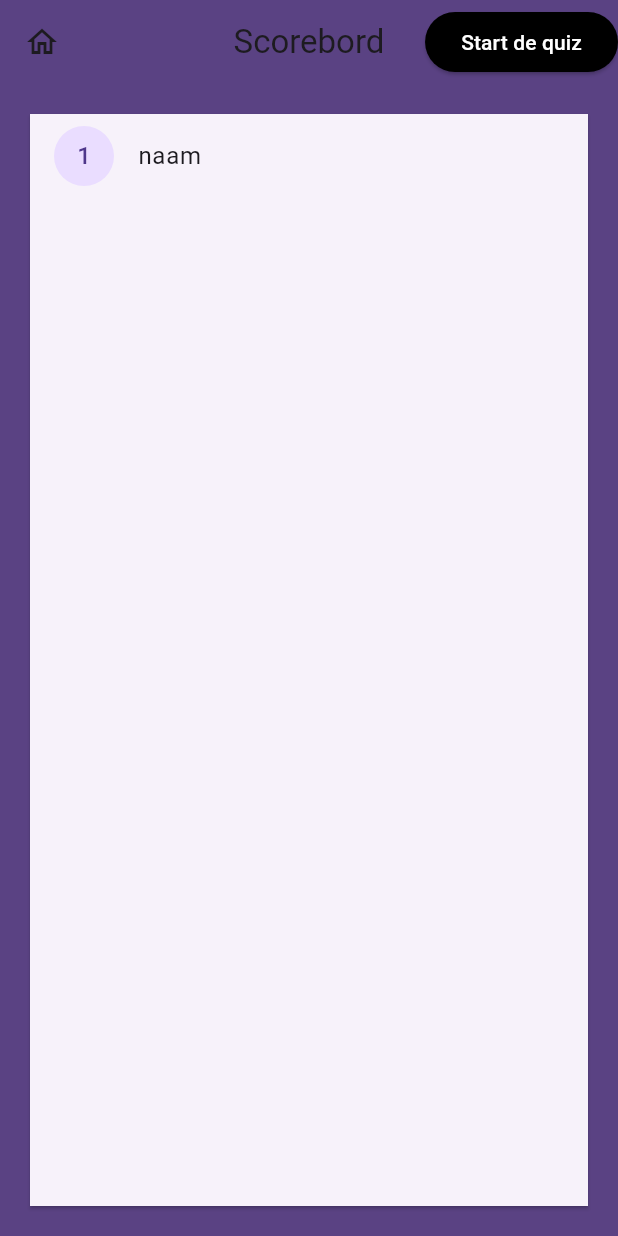
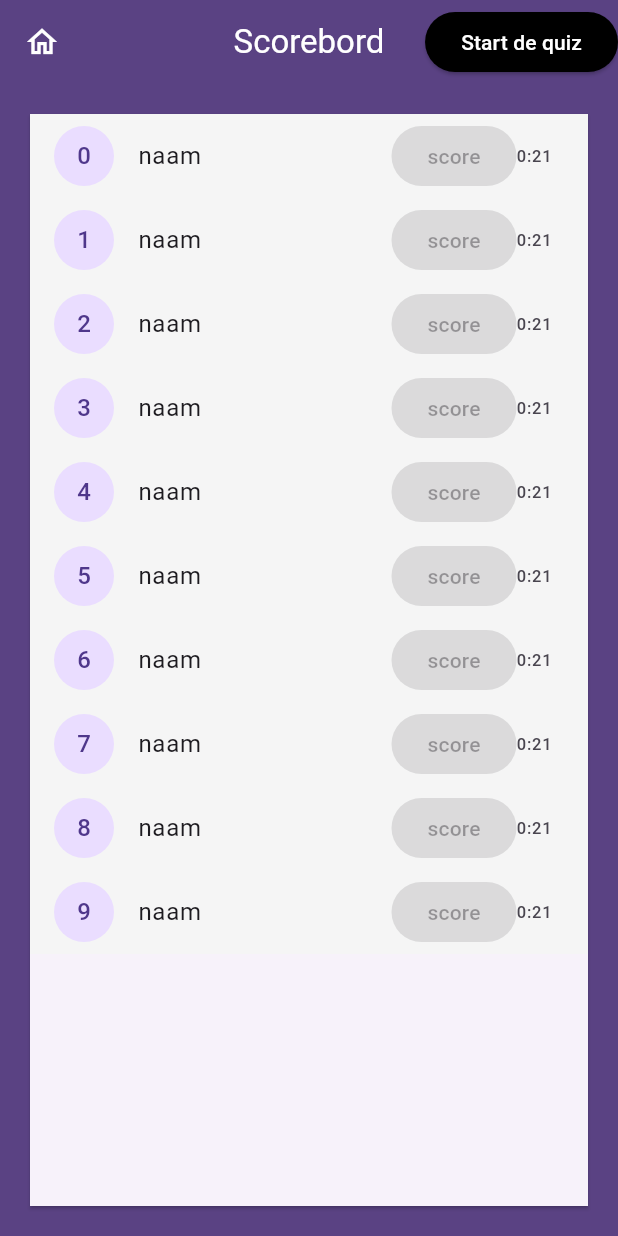
Before and after one commit to 0353497/skills_wedstrijd_dag_2, a Flutter app: the Scorepage screen opened directly, on a phone screen of 412 x 824 dp. Run offline on Flutter 3.47's test engine with Material 3 defaults, Android fonts, the phone set to English and light mode, and no system bars; our stand-ins replace rxdart; missing offline and left inert: dart:ffi.

```diff
--- a/lib/pages/homepage.dart
+++ b/lib/pages/homepage.dart
@@ -1,5 +1,6 @@
 import 'package:flutter/material.dart';
 import 'package:skills_wedstrijd_dag_2/pages/quizpage.dart';
+import 'package:skills_wedstrijd_dag_2/pages/scorepage.dart';
 
 class Homepage extends StatelessWidget {
   const Homepage({super.key});
@@ -12,13 +13,14 @@ class Homepage extends StatelessWidget {
         foregroundColor: Colors.white,
         actions: [
           IconButton(
-            onPressed: () {},
+            onPressed: () {
+              Navigator.push(context, MaterialPageRoute(builder: (context)=> Scorepage()));
+            },
           icon: Icon(Icons.leaderboard_outlined))
         ],
       ),
       body: Container(
         color: Color.fromARGB(255, 90, 66, 131),
-        padding: EdgeInsets.all(16),
         child: Row(
           children: [
             Image.asset("assets/dieren_illustratie.png"),
--- a/lib/pages/scorepage.dart
+++ b/lib/pages/scorepage.dart
@@ -15,6 +15,7 @@ class _ScorepageState extends State<Scorepage> {
     return Scaffold(
       appBar: AppBar(
         backgroundColor: Color.fromARGB(255, 90, 66, 131),
+        foregroundColor: Colors.white,
         title: Text("Scorebord"),
         centerTitle: true,
         leading: IconButton(onPressed: () {
@@ -40,15 +41,18 @@ class _ScorepageState extends State<Scorepage> {
           shape: RoundedRectangleBorder(),
           child: ListView(
             children: [
+              for(int i = 0; i < 10; i ++)
               ListTile(
+                tileColor: Colors.grey.shade100,
                 leading: CircleAvatar(
-                  child: Text("1"),
+                  child: Text("$i"),
                 ),
                 title: Text("naam"),
                 trailing: Row(
                   mainAxisSize: MainAxisSize.min,
                   children: [
-
+                    ElevatedButton(onPressed: null, child: Text("score")),
+                    Text("0:21"),
                   ],
                 ),
               )
--- a/pubspec.yaml
+++ b/pubspec.yaml
@@ -20,5 +20,5 @@ flutter:
   uses-material-design: true
   assets:
   - assets/
-  - assets/vragen_afbeeldingen/
+  - assets/images/
   - assets/iconen/
```
Also changed, not shown: lib/components/timer.dart (+15 -0 lines), lib/pages/quizpage.dart (+43 -18 lines), assets/images/kalender.jpeg (renamed from assets/vragen_afbeeldingen/kalender.jpeg), assets/images/koala.jpeg (renamed from assets/vragen_afbeeldingen/koala.jpeg), assets/images/koe.jpeg (renamed from assets/vragen_afbeeldingen/koe.jpeg), assets/images/snel.jpeg (renamed from assets/vragen_afbeeldingen/snel.jpeg), assets/images/spin.jpeg (renamed from assets/vragen_afbeeldingen/spin.jpeg), assets/images/tand.jpeg (renamed from assets/vragen_afbeeldingen/tand.jpeg), assets/images/veertje.jpeg (renamed from assets/vragen_afbeeldingen/veertje.jpeg), assets/images/vlinder.jpeg (renamed from assets/vragen_afbeeldingen/vlinder.jpeg), assets/images/water.jpeg (renamed from assets/vragen_afbeeldingen/water.jpeg), assets/images/zebra.jpeg (renamed from assets/vragen_afbeeldingen/zebra.jpeg).
